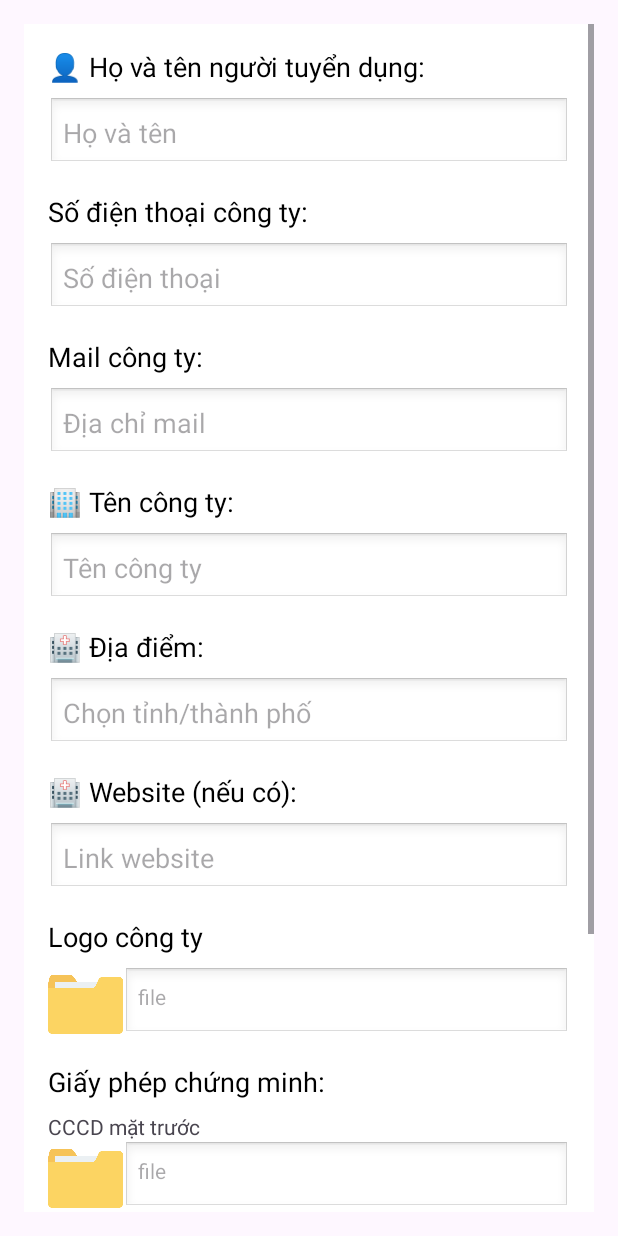
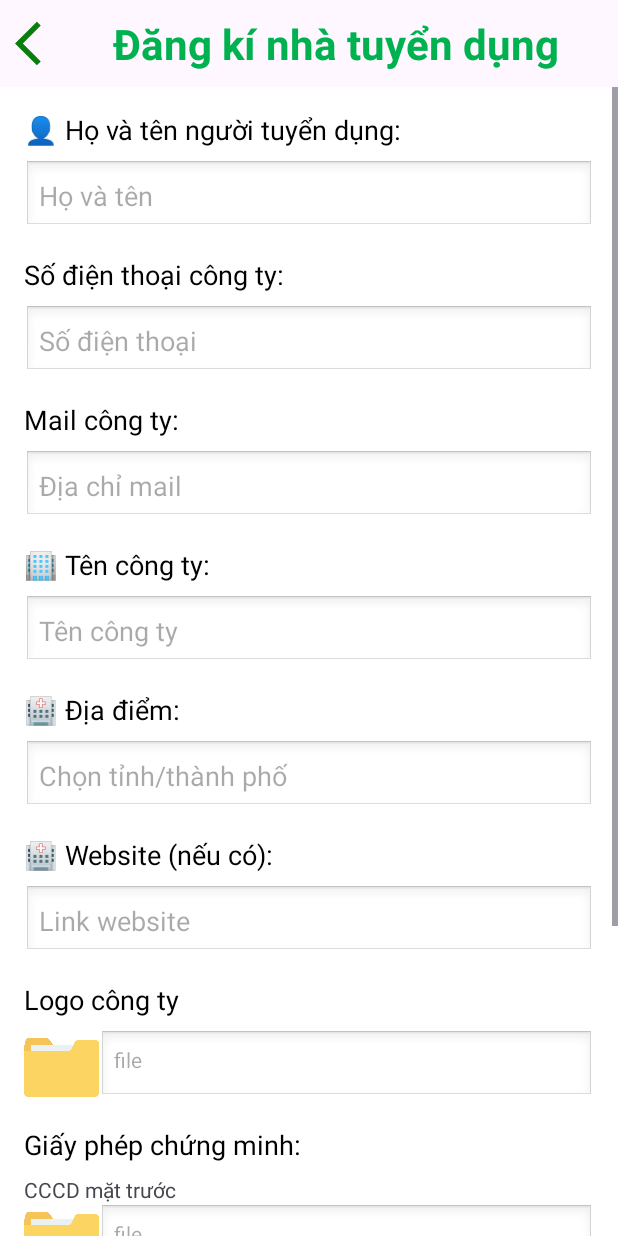
Before and after one commit to ThaaanhTam/prj_CDDD1, an Android app: the RegisterEmployer screen opened directly, with no data from a screen before it, on a phone screen of 412 x 824 dp. Run offline under Robolectric (Android 15) with nearby library versions, the phone set to English and light mode, and no system bars; our stand-ins replace Firebase (no records; nobody signed in at launch, a user with empty details on screens opened directly); pictures from the network do not load.

Commit message:
chỉnh lại giao diện

```diff
--- a/HoTroViecLam/app/src/main/res/layout/register_employer.xml
+++ b/HoTroViecLam/app/src/main/res/layout/register_employer.xml
@@ -1,13 +1,37 @@
 <?xml version="1.0" encoding="utf-8"?>
-<ScrollView xmlns:android="http://schemas.android.com/apk/res/android"
+<LinearLayout xmlns:android="http://schemas.android.com/apk/res/android"
     xmlns:tools="http://schemas.android.com/tools"
     android:id="@+id/main"
     android:layout_width="match_parent"
     android:layout_height="match_parent"
+    android:orientation="vertical"
     android:fillViewport="true"
-    android:padding="16dp"
     tools:context=".Buoc.RegisterEmployer">
 
+    <LinearLayout
+        android:layout_width="match_parent"
+        android:layout_height="wrap_content"
+        android:padding="10dp">
+
+        <ImageView
+            android:id="@+id/back"
+            android:layout_width="wrap_content"
+            android:layout_height="match_parent"
+            android:src="@drawable/baseline_arrow_back_ios_24" />
+        <TextView
+            android:layout_width="match_parent"
+            android:layout_weight="1"
+            android:layout_height="match_parent"
+            android:gravity="center"
+            android:textSize="28sp"
+            android:text="Đăng kí nhà tuyển dụng"
+            android:textColor="#00B14F"
+            android:textStyle="bold" />
+    </LinearLayout>
+    <ScrollView
+        android:layout_width="match_parent"
+        android:layout_height="wrap_content"
+        >
         <LinearLayout
             android:layout_width="match_parent"
             android:layout_height="wrap_content"
@@ -250,9 +274,7 @@
                     android:id="@+id/ImBusinessLicense"
                     android:layout_width="50dp"
                     android:layout_height="50dp"
-                android:src="@drawable/folder"
-
-                />
+                    android:src="@drawable/folder" />
 
                 <TextView
                     android:id="@+id/tvBusinessLicensePath"
@@ -272,10 +294,20 @@
                 android:id="@+id/btnSubmit"
                 android:layout_width="match_parent"
                 android:layout_height="wrap_content"
-            android:layout_marginTop="20dp"
+                android:layout_marginTop="10dp"
                 android:backgroundTint="#8BC34A"
                 android:text="Hoàn Tất"
                 android:textColor="@android:color/white" />
 
+            <ProgressBar
+                android:id="@+id/progressBar"
+                style="?android:attr/progressBarStyleLarge"
+                android:layout_width="30dp"
+                android:layout_height="30dp"
+                android:layout_gravity="center"
+                android:indeterminateTint="@android:color/holo_blue_dark"
+                android:visibility="gone" />
+
         </LinearLayout>
     </ScrollView>
+</LinearLayout>
```
Lines whose indentation alone changed are shown as unchanged.
